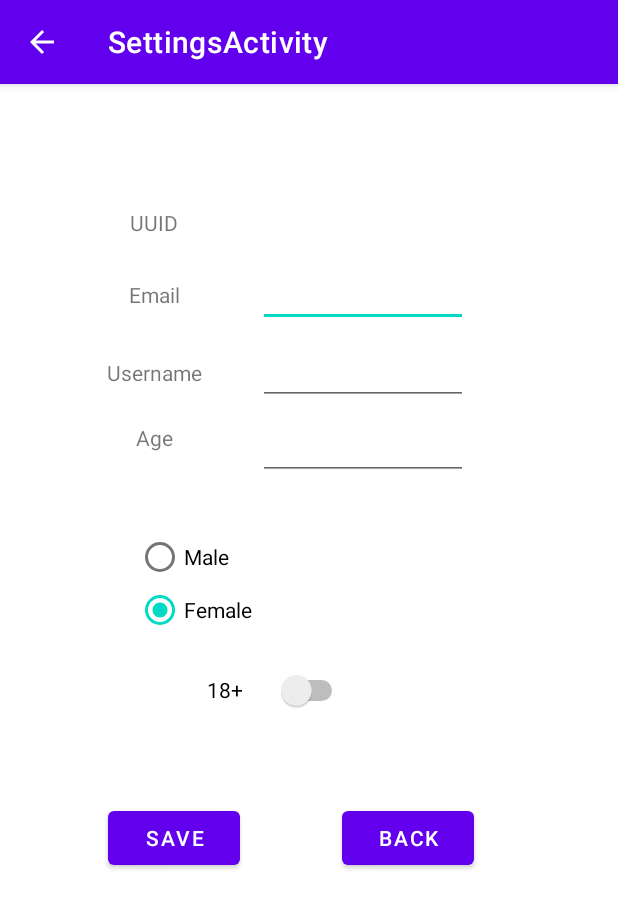
After one commit to jakobpolegek/sporttracker, an Android app: the SettingsActivity screen opened directly, with no data from a screen before it, on a phone screen of 412 x 824 dp. The commit adds this screen. Shown: the top 908 px of the screen. Run offline under Robolectric (Android 15) with nearby library versions, the phone set to English and light mode, and no system bars; our stand-ins replace androidx.preference; 8 statements that could not run were skipped.

Commit message:
Added Settings

```diff
--- a/SportTrackerAndroid/app/build.gradle
+++ b/SportTrackerAndroid/app/build.gradle
@@ -34,6 +34,8 @@ dependencies {
     implementation 'com.google.android.material:material:1.3.0'
     implementation 'androidx.constraintlayout:constraintlayout:2.0.4'
     implementation 'com.google.android.gms:play-services-location:18.0.0'
+    implementation 'com.google.android.gms:play-services-maps:17.0.1'
+    implementation 'androidx.preference:preference:1.1.1'
     testImplementation 'junit:junit:4.13.2'
     androidTestImplementation 'androidx.test.ext:junit:1.1.2'
     androidTestImplementation 'androidx.test.espresso:espresso-core:3.3.0'
--- /dev/null
+++ b/SportTrackerAndroid/app/src/main/java/com/example/sporttracker/SettingsActivity.java
@@ -0,0 +1,113 @@
+package com.example.sporttracker;
+
+import android.annotation.SuppressLint;
+import android.content.SharedPreferences;
+import android.os.Bundle;
+import android.preference.PreferenceManager;
+import android.view.View;
+import android.widget.EditText;
+import android.widget.RadioButton;
+import android.widget.RadioGroup;
+import android.widget.Switch;
+import android.widget.TextView;
+
+import androidx.appcompat.app.ActionBar;
+import androidx.appcompat.app.AppCompatActivity;
+
+import com.example.sporttracker.ApplicationMy;
+
+@SuppressLint("UseSwitchCompatOrMaterialCode")
+public class SettingsActivity extends AppCompatActivity {
+    public static final int ACTIVITY_ID=606;
+    public static final String EMAIL = "EMAIL";
+    public static final String USERNAME = "USERNAME";
+    public static final String AGE = "AGE";
+    public static final String ADULT = "ADULT";
+    public static final String GENDER = "GENDER";
+
+    ApplicationMy app;
+    SharedPreferences sp;
+
+    TextView tvUUID;
+    EditText etEmail;
+    EditText etUsername;
+    EditText etAge;
+    Switch switchOne;
+    RadioGroup rdSex;
+    RadioButton rdSelected;
+    RadioButton rdMale;
+    RadioButton rdFemale;
+    @Override
+    protected void onCreate(Bundle savedInstanceState) {
+        super.onCreate(savedInstanceState);
+        setContentView(R.layout.settings_activity);
+        app = (ApplicationMy) getApplication();
+
+        tvUUID = findViewById(R.id.tvUUID);
+        etEmail = findViewById(R.id.etEmail);
+        etUsername = findViewById(R.id.etUsername);
+        etAge = findViewById(R.id.etAge);
+        switchOne = findViewById(R.id.switch1);
+        rdSex = findViewById(R.id.radioSex);
+        rdMale = findViewById(R.id.radioMale);
+        rdFemale= findViewById(R.id.radioFemale);
+
+
+        ActionBar actionBar = getSupportActionBar();
+        if (actionBar != null) {
+            actionBar.setDisplayHomeAsUpEnabled(true);
+        }
+        sp = PreferenceManager.getDefaultSharedPreferences(app.getApplicationContext());
+        tvUUID.setText(sp.getString(ApplicationMy.APP_ID,"DEFAULT VALUE "));
+        etEmail.setText(sp.getString(EMAIL,"DEFAULT VALUE "));
+        etUsername.setText(sp.getString(USERNAME,"DEFAULT VALUE "));
+        etAge.setText(sp.getString(AGE,"DEFAULT VALUE "));
+        switchOne.setChecked(sp.getBoolean(ADULT, false));
+        if(sp.getString(GENDER, "Male").equals("Male")){
+            rdSex.check(rdMale.getId());
+        }
+        else rdSex.check(rdFemale.getId());
+
+
+    }
+
+    /*public static class SettingsFragment extends PreferenceFragmentCompat {
+        @Override
+        public void onCreatePreferences(Bundle savedInstanceState, String rootKey) {
+            setPreferencesFromResource(R.xml.root_preferences, rootKey);
+        }
+    }*/
+
+
+
+    @Override
+    protected void onResume(){
+        super.onResume();
+    }
+
+    public void onClickSave(View view) {
+        SharedPreferences.Editor editor = sp.edit();
+        rdSelected = (RadioButton) findViewById(rdSex.getCheckedRadioButtonId());
+        if (!etEmail.getText().toString().equals("")){
+            editor.putString(EMAIL,etEmail.getText().toString());
+            editor.apply();
+        }
+        if (!etUsername.getText().toString().equals("")){
+            editor.putString(USERNAME,etUsername.getText().toString());
+            editor.apply();
+        }
+        if (!etAge.getText().toString().equals("")){
+            editor.putString(AGE,etAge.getText().toString());
+            editor.apply();
+        }
+        editor.putString(GENDER,rdSelected.getText().toString());
+        editor.apply();
+        editor.putBoolean(ADULT, switchOne.isChecked());
+        editor.apply();
+        finish();
+    }
+
+    public void onClickBack(View view) {
+        finish();
+    }
+}
--- a/SportTrackerAndroid/app/src/main/res/layout/activity_main.xml
+++ b/SportTrackerAndroid/app/src/main/res/layout/activity_main.xml
@@ -36,6 +36,7 @@
         android:layout_height="wrap_content"
         android:layout_marginTop="35dp"
         android:text="@string/my_previous_runs"
+        android:onClick="OpenMyPreviousRuns"
         app:layout_constraintEnd_toEndOf="parent"
         app:layout_constraintStart_toStartOf="parent"
         app:layout_constraintTop_toBottomOf="@id/btnNewRun"
@@ -47,6 +48,7 @@
         android:layout_height="wrap_content"
         android:layout_marginTop="35dp"
         android:text="@string/leaderboards"
+        android:onClick="OpenLeaderboards"
         app:layout_constraintEnd_toEndOf="parent"
         app:layout_constraintStart_toStartOf="parent"
         app:layout_constraintTop_toBottomOf="@id/btnPreviousRuns" />
--- /dev/null
+++ b/SportTrackerAndroid/app/src/main/res/layout/settings_activity.xml
@@ -0,0 +1,170 @@
+<?xml version="1.0" encoding="utf-8"?>
+<androidx.constraintlayout.widget.ConstraintLayout xmlns:android="http://schemas.android.com/apk/res/android"
+    xmlns:app="http://schemas.android.com/apk/res-auto"
+    xmlns:tools="http://schemas.android.com/tools"
+    android:layout_width="match_parent"
+    android:layout_height="match_parent"
+    tools:context=".SettingsActivity">
+
+    <TextView
+        android:id="@+id/textView4"
+        android:layout_width="70dp"
+        android:layout_height="33dp"
+        android:layout_marginStart="68dp"
+        android:text="@string/uuid"
+        android:textAlignment="center"
+        app:layout_constraintBottom_toTopOf="@+id/textView5"
+        app:layout_constraintStart_toStartOf="parent"
+        app:layout_constraintTop_toTopOf="parent"
+        app:layout_constraintVertical_bias="0.85" />
+
+    <TextView
+        android:id="@+id/textView5"
+        android:layout_width="70dp"
+        android:layout_height="33dp"
+        android:layout_marginStart="68dp"
+        android:layout_marginBottom="52dp"
+        android:text="@string/email"
+        android:textAlignment="center"
+        app:layout_constraintBottom_toBottomOf="@+id/textView6"
+        app:layout_constraintStart_toStartOf="parent" />
+
+    <TextView
+        android:id="@+id/textView6"
+        android:layout_width="70dp"
+        android:layout_height="33dp"
+        android:layout_marginStart="68dp"
+        android:layout_marginBottom="10dp"
+        android:text="@string/username"
+        android:textAlignment="center"
+        app:layout_constraintBottom_toTopOf="@id/textView7"
+        app:layout_constraintStart_toStartOf="parent" />
+    <TextView
+        android:id="@+id/textView7"
+        android:layout_width="70dp"
+        android:layout_height="33dp"
+        android:layout_marginStart="68dp"
+        android:layout_marginBottom="32dp"
+        android:text="@string/age"
+        android:textAlignment="center"
+        app:layout_constraintBottom_toTopOf="@+id/radioSex"
+        app:layout_constraintStart_toStartOf="parent" />
+
+    <TextView
+        android:id="@+id/tvUUID"
+        android:layout_width="140dp"
+        android:layout_height="40dp"
+        android:textAlignment="center"
+        app:layout_constraintBottom_toTopOf="@+id/etEmail"
+        app:layout_constraintEnd_toEndOf="parent"
+        app:layout_constraintHorizontal_bias="0.255"
+        app:layout_constraintStart_toEndOf="@+id/textView4"
+        app:layout_constraintTop_toTopOf="parent"
+        app:layout_constraintVertical_bias="0.844" />
+
+    <EditText
+        android:id="@+id/etEmail"
+        android:layout_width="140dp"
+        android:layout_height="40dp"
+        android:layout_marginBottom="52dp"
+        android:autofillHints=""
+        android:ems="10"
+        android:inputType="textEmailAddress"
+        android:textAlignment="center"
+        android:visibility="visible"
+        app:layout_constraintBottom_toBottomOf="@+id/etUsername"
+        app:layout_constraintEnd_toEndOf="parent"
+        app:layout_constraintHorizontal_bias="0.255"
+        app:layout_constraintStart_toEndOf="@+id/textView5" />
+
+    <EditText
+        android:id="@+id/etUsername"
+        android:layout_width="140dp"
+        android:layout_height="40dp"
+        android:layout_marginBottom="10dp"
+        android:ems="10"
+        android:inputType="textPersonName"
+        android:textAlignment="center"
+        app:layout_constraintBottom_toTopOf="@+id/etAge"
+        app:layout_constraintEnd_toEndOf="parent"
+        app:layout_constraintHorizontal_bias="0.255"
+        app:layout_constraintStart_toEndOf="@+id/textView6" />
+    <EditText
+        android:id="@+id/etAge"
+        android:layout_width="140dp"
+        android:layout_height="40dp"
+        android:layout_marginBottom="124dp"
+        android:ems="10"
+        android:inputType="number"
+        android:textAlignment="center"
+        app:layout_constraintBottom_toTopOf="@+id/switch1"
+        app:layout_constraintEnd_toEndOf="parent"
+        app:layout_constraintHorizontal_bias="0.255"
+        app:layout_constraintStart_toEndOf="@+id/textView7" />
+
+    <Switch
+        android:id="@+id/switch1"
+        android:layout_width="94dp"
+        android:layout_height="32dp"
+        android:layout_marginBottom="348dp"
+        android:text="@string/_18"
+        app:layout_constraintBottom_toBottomOf="parent"
+        app:layout_constraintEnd_toEndOf="parent"
+        app:layout_constraintHorizontal_bias="0.435"
+        app:layout_constraintStart_toStartOf="parent" />
+
+    <RadioGroup
+        android:id="@+id/radioSex"
+        android:layout_width="231dp"
+        android:layout_height="70dp"
+        app:layout_constraintBottom_toTopOf="@+id/switch1"
+        app:layout_constraintEnd_toEndOf="parent"
+        app:layout_constraintStart_toStartOf="parent"
+        app:layout_constraintTop_toBottomOf="@+id/etAge">
+
+        <RadioButton
+            android:id="@+id/radioMale"
+            android:layout_width="wrap_content"
+            android:layout_height="wrap_content"
+            android:layout_marginEnd="100dp"
+            android:checked="true"
+            android:text="@string/male"
+            tools:layout_editor_absoluteY="306dp" />
+
+        <RadioButton
+            android:id="@+id/radioFemale"
+            android:layout_width="wrap_content"
+            android:layout_height="wrap_content"
+            android:layout_marginEnd="128dp"
+            android:text="@string/female"
+            tools:layout_editor_absoluteY="306dp" />
+    </RadioGroup>
+
+    <Button
+        android:id="@+id/button4"
+        android:layout_width="wrap_content"
+        android:layout_height="wrap_content"
+        android:layout_marginEnd="156dp"
+        android:layout_marginBottom="236dp"
+        android:text="@string/save"
+        app:layout_constraintBottom_toBottomOf="parent"
+        app:layout_constraintEnd_toEndOf="@+id/button5"
+        app:layout_constraintTop_toBottomOf="@+id/switch1"
+        app:layout_constraintVertical_bias="0.921"
+        android:onClick="onClickSave"/>
+
+    <Button
+        android:id="@+id/button5"
+        android:layout_width="wrap_content"
+        android:layout_height="wrap_content"
+        android:layout_marginEnd="96dp"
+        android:layout_marginBottom="236dp"
+        android:text="@string/back"
+        app:layout_constraintBottom_toBottomOf="parent"
+        app:layout_constraintEnd_toEndOf="parent"
+        app:layout_constraintTop_toBottomOf="@+id/switch1"
+        app:layout_constraintVertical_bias="0.921"
+        android:onClick="onClickBack"/>
+
+
+</androidx.constraintlayout.widget.ConstraintLayout>
--- /dev/null
+++ b/SportTrackerAndroid/app/src/main/res/values/arrays.xml
@@ -0,0 +1,12 @@
+<resources>
+    <!-- Reply Preference -->
+    <string-array name="reply_entries">
+        <item>Reply</item>
+        <item>Reply to all</item>
+    </string-array>
+
+    <string-array name="reply_values">
+        <item>reply</item>
+        <item>reply_all</item>
+    </string-array>
+</resources>
--- a/SportTrackerAndroid/app/src/main/res/values/strings.xml
+++ b/SportTrackerAndroid/app/src/main/res/values/strings.xml
@@ -5,4 +5,31 @@
     <string name="leaderboards">Leaderboards</string>
     <string name="my_runs">My Runs</string>
     <string name="my_previous_runs">My Previous Runs</string>
+    <string name="title_activity_maps">Map</string>
+    <string name="settings">Settings</string>
+    <string name="title_activity_settings">SettingsActivity</string>
+
+    <!-- Preference Titles -->
+    <string name="messages_header">Messages</string>
+    <string name="sync_header">Sync</string>
+
+    <!-- Messages Preferences -->
+    <string name="signature_title">Your signature</string>
+    <string name="reply_title">Default reply action</string>
+
+    <!-- Sync Preferences -->
+    <string name="sync_title">Sync email periodically</string>
+    <string name="attachment_title">Download incoming attachments</string>
+    <string name="attachment_summary_on">Automatically download attachments for incoming emails
+    </string>
+    <string name="attachment_summary_off">Only download attachments when manually requested</string>
+    <string name="save">Save</string>
+    <string name="back">Back</string>
+    <string name="male">Male</string>
+    <string name="female">Female</string>
+    <string name="uuid">UUID</string>
+    <string name="email">Email</string>
+    <string name="username">Username</string>
+    <string name="_18">18+</string>
+    <string name="age">Age</string>
 </resources>
--- /dev/null
+++ b/SportTrackerAndroid/app/src/main/res/xml/root_preferences.xml
@@ -0,0 +1,35 @@
+<PreferenceScreen xmlns:app="http://schemas.android.com/apk/res-auto">
+
+    <PreferenceCategory app:title="@string/messages_header">
+
+        <EditTextPreference
+            app:key="signature"
+            app:title="@string/signature_title"
+            app:useSimpleSummaryProvider="true" />
+
+        <ListPreference
+            app:defaultValue="reply"
+            app:entries="@array/reply_entries"
+            app:entryValues="@array/reply_values"
+            app:key="reply"
+            app:title="@string/reply_title"
+            app:useSimpleSummaryProvider="true" />
+
+    </PreferenceCategory>
+
+    <PreferenceCategory app:title="@string/sync_header">
+
+        <SwitchPreferenceCompat
+            app:key="sync"
+            app:title="@string/sync_title" />
+
+        <SwitchPreferenceCompat
+            app:dependency="sync"
+            app:key="attachment"
+            app:summaryOff="@string/attachment_summary_off"
+            app:summaryOn="@string/attachment_summary_on"
+            app:title="@string/attachment_title" />
+
+    </PreferenceCategory>
+
+</PreferenceScreen>
```
Also changed, not shown: SportTrackerAndroid/app/src/debug/res/values/google_maps_api.xml (added, +24 -0 lines), SportTrackerAndroid/app/src/main/AndroidManifest.xml (+25 -0 lines), SportTrackerAndroid/app/src/main/java/com/example/sporttracker/MainActivity.java (+14 -0 lines), SportTrackerAndroid/app/src/main/java/com/example/sporttracker/MapsActivity.java (added, +45 -0 lines), SportTrackerAndroid/app/src/main/res/layout/activity_maps.xml (added, +9 -0 lines), SportTrackerAndroid/app/src/main/res/menu/menu_settings.xml (added, +12 -0 lines), 1 other file.
